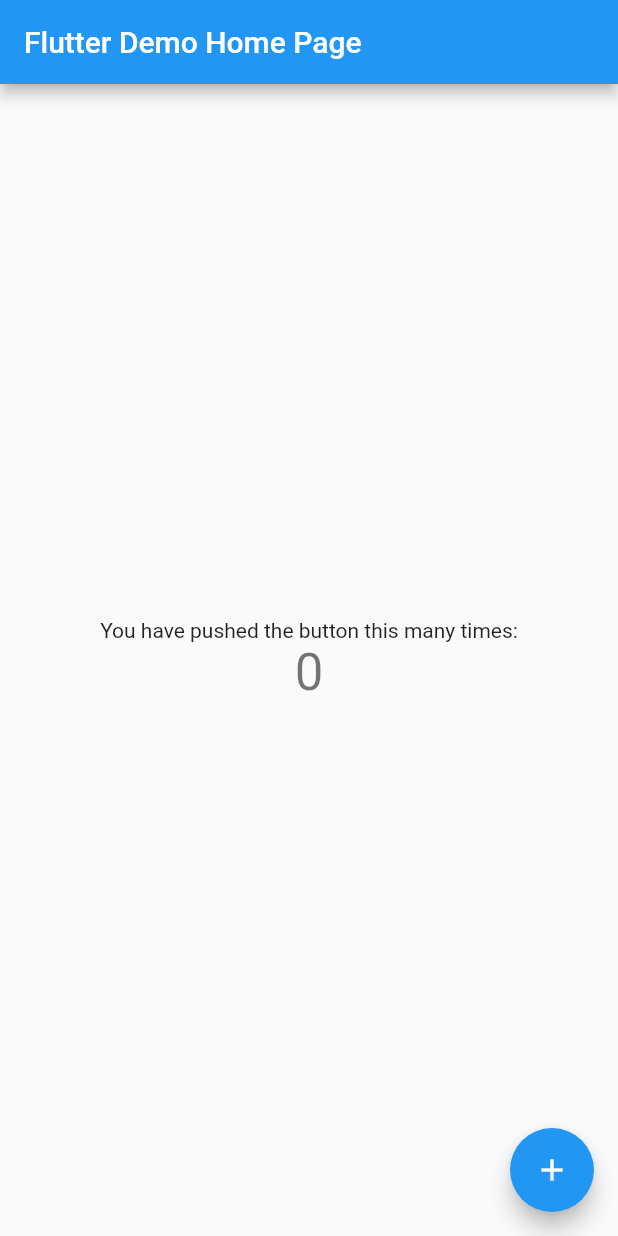
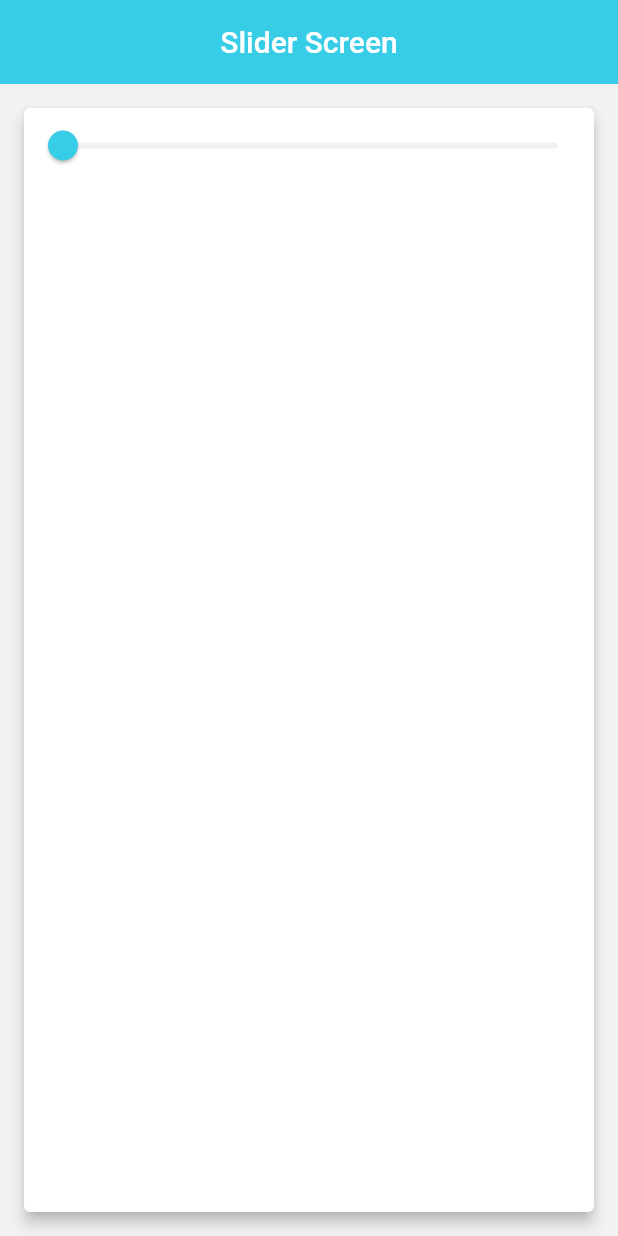
Before and after one commit to adrian-parra/Flutter-Practicas, a Flutter app: the screen it shows after launch, on a phone screen of 412 x 824 dp. Run offline on Flutter 3.47's test engine with Material 2 defaults, Android fonts, the phone set to English and light mode, and no system bars; our stand-ins replace fluttertoast.

Commit message:
feat practica 05
aprendisaje

* slider

* container

```diff
--- /dev/null
+++ b/practica_05/lib/config.dart
@@ -0,0 +1,25 @@
+import 'package:flutter/material.dart';
+
+class AppConfig {
+  static const colorPrincipal = Color.fromARGB(255, 56, 205, 231);
+  static const colorSecundario = Color(0xFFFFFFFF);
+  static const colorFondo = Color(0xFFF2F2F2);
+  static const colorDescripcion = Color(0xFF757575);
+
+  static const colorSuccess = Color(0xFF51ae57);
+  static const colorDanger = Color(0xFFff0000);
+  static const colorWarning = Color(0xFFf57c00);
+  static const colorInfo = Color(0xFF3498db);
+
+  static const marginValue = 16.0;
+  static const paddingValue = 16.0;
+
+  static const sizeTitulo = 24.0;
+  static const sizeSubtitulo = 20.0;
+  static const sizeDescripcion = 14.0;
+
+  static const gap = 10.0;
+
+  static const letterSpacingValue = 1.3;
+
+}
--- a/practica_05/lib/main.dart
+++ b/practica_05/lib/main.dart
@@ -1,4 +1,5 @@
 import 'package:flutter/material.dart';
+import 'package:practica_05/screens/slider_screen.dart';
 
 void main() {
   runApp(const MyApp());
@@ -10,106 +11,10 @@
   // This widget is the root of your application.
   @override
   Widget build(BuildContext context) {
-    return MaterialApp(
+    return const MaterialApp(
+      debugShowCheckedModeBanner: false,
       title: 'Flutter Demo',
-      theme: ThemeData(
-        // This is the theme of your application.
-        //
-        // Try running your application with "flutter run". You'll see the
-        // application has a blue toolbar. Then, without quitting the app, try
-        // changing the primarySwatch below to Colors.green and then invoke
-        // "hot reload" (press "r" in the console where you ran "flutter run",
-        // or simply save your changes to "hot reload" in a Flutter IDE).
-        // Notice that the counter didn't reset back to zero; the application
-        // is not restarted.
-        primarySwatch: Colors.blue,
-      ),
-      home: const MyHomePage(title: 'Flutter Demo Home Page'),
+      home: SliderScreen(),
     );
   }
 }
-
-class MyHomePage extends StatefulWidget {
-  const MyHomePage({super.key, required this.title});
-
-  // This widget is the home page of your application. It is stateful, meaning
-  // that it has a State object (defined below) that contains fields that affect
-  // how it looks.
-
-  // This class is the configuration for the state. It holds the values (in this
-  // case the title) provided by the parent (in this case the App widget) and
-  // used by the build method of the State. Fields in a Widget subclass are
-  // always marked "final".
-
-  final String title;
-
-  @override
-  State<MyHomePage> createState() => _MyHomePageState();
-}
-
-class _MyHomePageState extends State<MyHomePage> {
-  int _counter = 0;
-
-  void _incrementCounter() {
-    setState(() {
-      // This call to setState tells the Flutter framework that something has
-      // changed in this State, which causes it to rerun the build method below
-      // so that the display can reflect the updated values. If we changed
-      // _counter without calling setState(), then the build method would not be
-      // called again, and so nothing would appear to happen.
-      _counter++;
-    });
-  }
-
-  @override
-  Widget build(BuildContext context) {
-    // This method is rerun every time setState is called, for instance as done
-    // by the _incrementCounter method above.
-    //
-    // The Flutter framework has been optimized to make rerunning build methods
-    // fast, so that you can just rebuild anything that needs updating rather
-    // than having to individually change instances of widgets.
-    return Scaffold(
-      appBar: AppBar(
-        // Here we take the value from the MyHomePage object that was created by
-        // the App.build method, and use it to set our appbar title.
-        title: Text(widget.title),
-      ),
-      body: Center(
-        // Center is a layout widget. It takes a single child and positions it
-        // in the middle of the parent.
-        child: Column(
-          // Column is also a layout widget. It takes a list of children and
-          // arranges them vertically. By default, it sizes itself to fit its
-          // children horizontally, and tries to be as tall as its parent.
-          //
-          // Invoke "debug painting" (press "p" in the console, choose the
-          // "Toggle Debug Paint" action from the Flutter Inspector in Android
-          // Studio, or the "Toggle Debug Paint" command in Visual Studio Code)
-          // to see the wireframe for each widget.
-          //
-          // Column has various properties to control how it sizes itself and
-          // how it positions its children. Here we use mainAxisAlignment to
-          // center the children vertically; the main axis here is the vertical
-          // axis because Columns are vertical (the cross axis would be
-          // horizontal).
-          mainAxisAlignment: MainAxisAlignment.center,
-          children: <Widget>[
-            const Text(
-              'You have pushed the button this many times:',
-            ),
-            Text(
-              '$_counter',
-              style: Theme.of(context).textTheme.headline4,
-            ),
-          ],
-        ),
-      ),
-      floatingActionButton: FloatingActionButton(
-        onPressed: _incrementCounter,
-        tooltip: 'Increment',
-        child: const Icon(Icons.add),
-      ), // This trailing comma makes auto-formatting nicer for build methods.
-    );
-  }
-}
--- /dev/null
+++ b/practica_05/lib/screens/slider_screen.dart
@@ -0,0 +1,62 @@
+import 'package:flutter/material.dart';
+import 'package:practica_05/config.dart';
+
+class SliderScreen extends StatefulWidget {
+  const SliderScreen({super.key});
+
+  @override
+  State<SliderScreen> createState() => _SliderScreenState();
+}
+
+class _SliderScreenState extends State<SliderScreen> {
+  double valor = 0.0;
+
+  @override
+  Widget build(BuildContext context) {
+    return Scaffold(
+      backgroundColor: AppConfig.colorFondo,
+      appBar: AppBar(
+        title: const Text('Slider Screen'),
+        centerTitle: true,
+        backgroundColor: AppConfig.colorPrincipal,
+        elevation: 0.0,
+      ),
+      body: Card(
+        elevation: 4,
+        margin: const EdgeInsets.all(AppConfig.marginValue),
+        child: Column(
+          children: [
+            Container(
+              height: 50,
+              width: 400,
+              child: Slider(
+                value: valor,
+                min: 0,
+                max: 400,
+                activeColor: AppConfig.colorPrincipal,
+                inactiveColor: AppConfig.colorFondo,
+                label: valor.round().toString(),
+                divisions: 100,
+                onChanged: (double value) {
+                  setState(() => {valor = value});
+                },
+              ),
+            ),
+            Expanded(
+              child: Container(
+                width: 400,
+                child: Center(
+                  child: Image(
+                    image: const AssetImage('assets/logo400x400.png'),
+                    height: valor,
+                    width: valor,
+                  ),
+                ),
+              ),
+            ),
+          ],
+        ),
+      ),
+    );
+  }
+}
--- a/practica_05/pubspec.yaml
+++ b/practica_05/pubspec.yaml
@@ -60,8 +60,8 @@
   uses-material-design: true
 
   # To add assets to your application, add an assets section, like this:
-  # assets:
-  #   - images/a_dot_burr.jpeg
+  assets:
+    - assets/logo400x400.png
   #   - images/a_dot_ham.jpeg
 
   # An image asset can refer to one or more resolution-specific "variants", see
```
Also changed, not shown: practica_05/assets/logo400x400.png (added), 1 other file.
